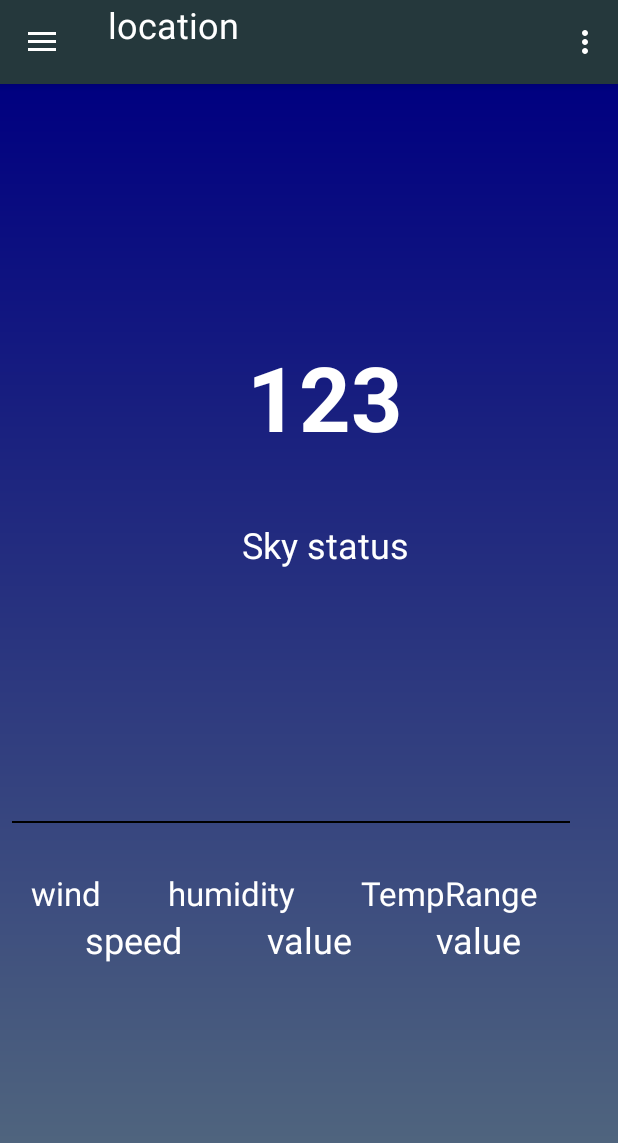
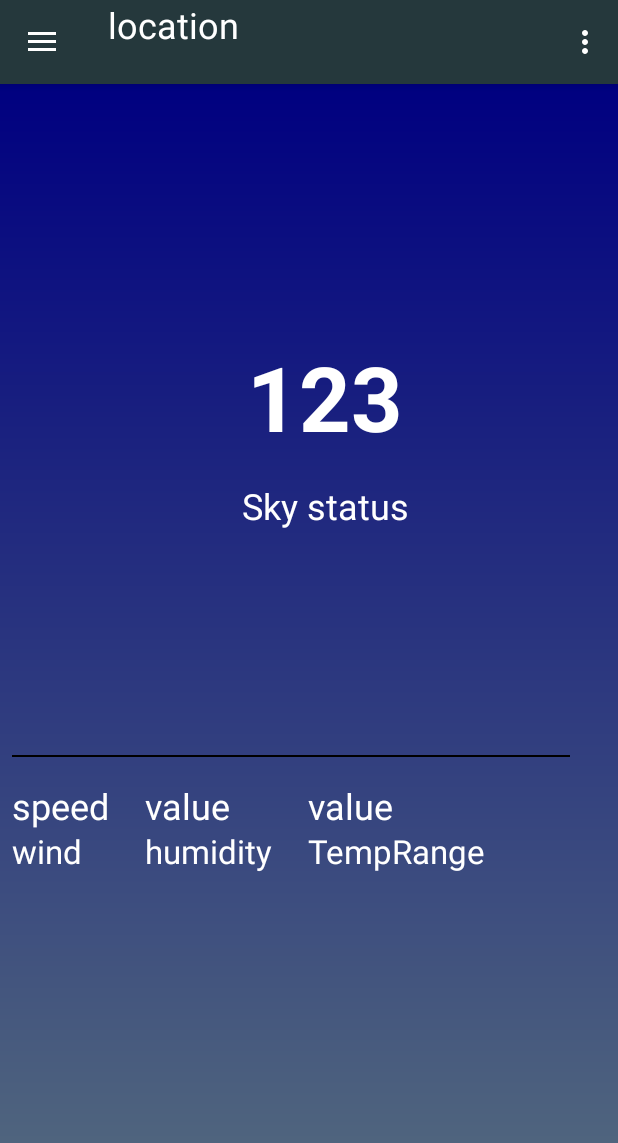
Before and after one commit to Perpetua-Kabute/Weather-Now, an Android app: the screen it shows after launch (LandingActivity), on a phone screen of 412 x 824 dp. Shown: the top 1143 px of the screen. Run offline under Robolectric (Android 15) with nearby library versions, the phone set to English and light mode, and no system bars.

Commit message:
Feat: put wind, humidity and TemperatureRange in cards

```diff
--- a/app/src/main/res/layout/content_landing.xml
+++ b/app/src/main/res/layout/content_landing.xml
@@ -28,7 +28,7 @@
         android:id="@+id/sky_status"
         android:layout_width="wrap_content"
         android:layout_height="wrap_content"
-        android:layout_marginTop="42dp"
+        android:layout_marginTop="16dp"
         android:text="Sky status"
         android:textColor="@android:color/background_light"
         android:textSize="24sp"
@@ -43,13 +43,64 @@
         android:layout_width="match_parent"
         android:layout_height="1dp"
         android:layout_marginStart="8dp"
-        android:layout_marginTop="168dp"
+        android:layout_marginTop="150dp"
         android:layout_marginEnd="32dp"
         android:background="#000000"
         app:layout_constraintEnd_toEndOf="parent"
         app:layout_constraintHorizontal_bias="1.0"
         app:layout_constraintStart_toStartOf="parent"
         app:layout_constraintTop_toBottomOf="@+id/sky_status"/>
+
+
+
+    <android.support.v7.widget.CardView
+        xmlns:android="http://schemas.android.com/apk/res/android"
+        xmlns:card_view="http://schemas.android.com/apk/res-auto"
+        android:id="@+id/card"
+        android:layout_width="wrap_content"
+        android:layout_height="wrap_content"
+        android:layout_marginTop="16dp"
+        app:layout_constraintStart_toStartOf="@id/view"
+        app:layout_constraintTop_toBottomOf="@id/view"
+        card_view:cardBackgroundColor="@android:color/transparent"
+        card_view:cardElevation="0dp">
+        <TextView
+            android:id="@+id/wind_status"
+            android:layout_width="wrap_content"
+            android:layout_height="wrap_content"
+            android:layout_marginTop="32dp"
+            android:text="wind"
+            android:textColor="@android:color/background_light"
+            android:textSize="22sp"
+            app:layout_constraintBottom_toTopOf="@id/wind_speed"
+            app:layout_constraintEnd_toEndOf="@+id/card"
+            app:layout_constraintStart_toStartOf="@+id/card"
+            app:layout_constraintTop_toBottomOf="@id/view" />
+
+        <TextView
+            android:id="@+id/wind_speed"
+            android:layout_width="wrap_content"
+            android:layout_height="wrap_content"
+            android:layout_marginStart="0dp"
+            android:text="speed"
+            android:textColor="@android:color/background_light"
+            android:textSize="24sp"
+            app:layout_constraintEnd_toStartOf="@+id/humidity_value"
+            app:layout_constraintStart_toStartOf="parent"
+            app:layout_constraintTop_toBottomOf="@id/wind_status" />
+    </android.support.v7.widget.CardView>
+
+    <android.support.v7.widget.CardView
+        xmlns:android="http://schemas.android.com/apk/res/android"
+        xmlns:card_view="http://schemas.android.com/apk/res-auto"
+        android:id="@+id/card2"
+        android:layout_width="wrap_content"
+        android:layout_height="wrap_content"
+        android:layout_marginTop="16dp"
+        app:layout_constraintStart_toEndOf="@id/card"
+        app:layout_constraintTop_toBottomOf="@id/view"
+        card_view:cardBackgroundColor="@android:color/transparent"
+        card_view:cardElevation="0dp">
 
         <TextView
             android:id="@+id/humidity_status"
@@ -66,18 +117,29 @@
             app:layout_constraintBottom_toTopOf="@id/humidity_value" />
 
         <TextView
-        android:id="@+id/wind_status"
+            android:id="@+id/humidity_value"
             android:layout_width="wrap_content"
             android:layout_height="wrap_content"
-        android:layout_marginTop="32dp"
-        android:text="wind"
+            android:layout_marginStart="24dp"
+            android:text="value"
             android:textColor="@android:color/background_light"
-        android:textSize="22sp"
-        app:layout_constraintBottom_toTopOf="@id/wind_speed"
-        app:layout_constraintEnd_toStartOf="@+id/humidity_status"
-        app:layout_constraintStart_toStartOf="parent"
-        app:layout_constraintTop_toBottomOf="@id/view" />
+            android:textSize="24sp"
+            app:layout_constraintStart_toEndOf="@+id/wind_speed"
+            app:layout_constraintTop_toBottomOf="@id/humidity_status"
+            app:layout_constraintEnd_toStartOf="@+id/temp_range" />
+    </android.support.v7.widget.CardView>
 
+    <android.support.v7.widget.CardView
+        xmlns:android="http://schemas.android.com/apk/res/android"
+        xmlns:card_view="http://schemas.android.com/apk/res-auto"
+        android:id="@+id/card3"
+        android:layout_width="wrap_content"
+        android:layout_height="wrap_content"
+        android:layout_marginTop="16dp"
+        app:layout_constraintStart_toEndOf="@id/card2"
+        app:layout_constraintTop_toBottomOf="@id/view"
+        card_view:cardBackgroundColor="@android:color/transparent"
+        card_view:cardElevation="0dp">
         <TextView
             android:id="@+id/temperature_range"
             android:layout_width="wrap_content"
@@ -92,17 +154,7 @@
             app:layout_constraintStart_toEndOf="@+id/humidity_status"
             app:layout_constraintTop_toBottomOf="@id/view" />
 
-    <TextView
-        android:id="@+id/wind_speed"
-        android:layout_width="wrap_content"
-        android:layout_height="wrap_content"
-        android:layout_marginStart="24dp"
-        android:text="speed"
-        android:textColor="@android:color/background_light"
-        android:textSize="24sp"
-        app:layout_constraintStart_toStartOf="parent"
-        app:layout_constraintTop_toBottomOf="@id/wind_status"
-        app:layout_constraintEnd_toStartOf="@+id/humidity_value" />
+
 
         <TextView
             android:id="@+id/temp_range"
@@ -116,17 +168,10 @@
             app:layout_constraintTop_toBottomOf="@id/temperature_range"
             app:layout_constraintEnd_toEndOf="@id/view" />
 
-    <TextView
-        android:id="@+id/humidity_value"
-        android:layout_width="wrap_content"
-        android:layout_height="wrap_content"
-        android:layout_marginStart="24dp"
-        android:text="value"
-        android:textColor="@android:color/background_light"
-        android:textSize="24sp"
-        app:layout_constraintStart_toEndOf="@+id/wind_speed"
-        app:layout_constraintTop_toBottomOf="@id/humidity_status"
-        app:layout_constraintEnd_toStartOf="@+id/temp_range" />
+    </android.support.v7.widget.CardView>
+
+
+
 
 
 </android.support.constraint.ConstraintLayout>
```
Lines whose indentation alone changed are shown as unchanged.
